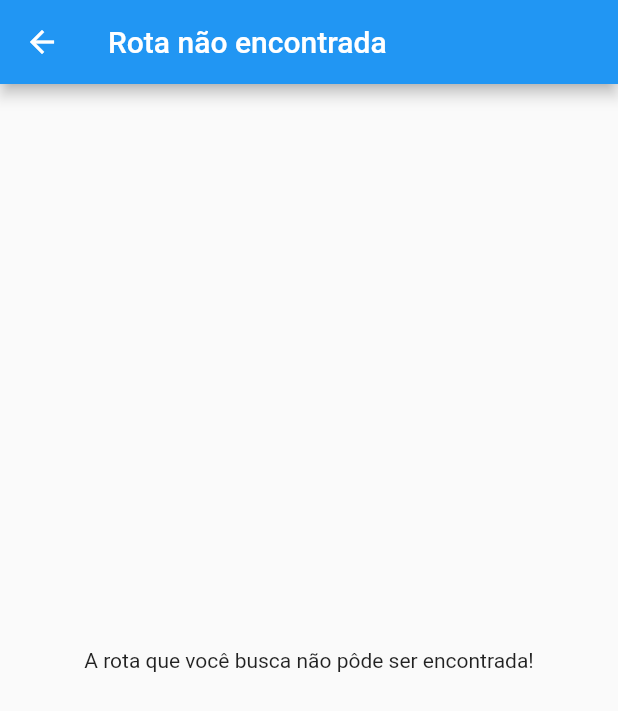
After one commit to renanspvargas/demo_flutter_opahit, a Flutter app: the NotFoundPage screen opened directly, on a phone screen of 412 x 824 dp. The commit adds this screen. Shown: the top 711 px of the screen. Run offline on Flutter 3.47's test engine with Material 2 defaults, Android fonts, the phone set to English and light mode, and no system bars; our stand-ins replace get.

Commit message:
setting up not found page

```diff
--- /dev/null
+++ b/lib/app/modules/not_found/not_found_page.dart
@@ -0,0 +1,13 @@
+import 'package:get/get.dart';
+import 'package:lucky_investor/app/modules/not_found/pages/not_found_page.dart';
+
+class NotFoundRoutes {
+  NotFoundRoutes._();
+
+  static final router = GetPage(
+    name: pageNotFound,
+    page: () => const NotFoundPage(),
+  );
+
+  static const pageNotFound = '/pageNotFound';
+}
--- /dev/null
+++ b/lib/app/modules/not_found/pages/not_found_page.dart
@@ -0,0 +1,17 @@
+import 'package:flutter/material.dart';
+
+class NotFoundPage extends StatelessWidget {
+  const NotFoundPage({Key? key}) : super(key: key);
+
+  @override
+  Widget build(BuildContext context) {
+    return Scaffold(
+      appBar: AppBar(
+        title: const Text('Rota não encontrada'),
+      ),
+      body: const Center(
+        child: Text('A rota que você busca não pôde ser encontrada!'),
+      ),
+    );
+  }
+}
--- a/lib/main.dart
+++ b/lib/main.dart
@@ -2,6 +2,7 @@ import 'package:flutter/material.dart';
 import 'package:get/get.dart';
 import 'package:lucky_investor/app/core/bindings/application_bindings.dart';
 import 'package:lucky_investor/app/modules/home/routes/home_routes.dart';
+import 'package:lucky_investor/app/modules/not_found/not_found_page.dart';
 
 void main() {
   runApp(const LuckyInvestorApp());
@@ -23,6 +24,7 @@ class LuckyInvestorApp extends StatelessWidget {
       getPages: [
         ...HomeRoutes.routers,
       ],
+      unknownRoute: NotFoundRoutes.router,
     );
   }
 }
```
Also changed, not shown: lib/app/modules/not_found/routes/not_found_routes.dart (added).
